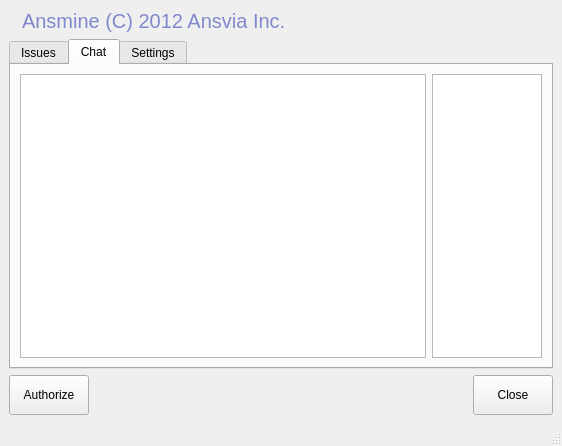
Qt form ui/main.ui (andriest/Ansmine) before a commit.
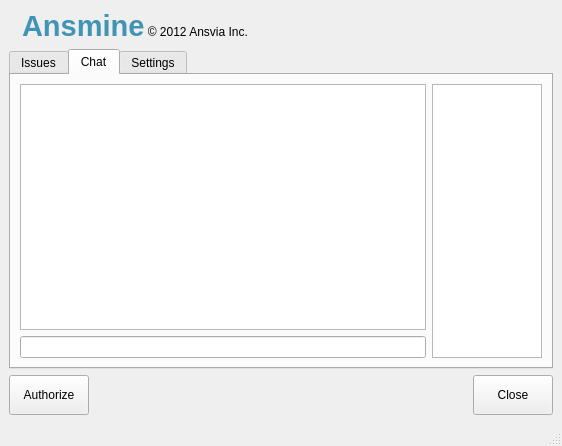
The same form after that commit. Icons and pictures are not drawn.

```diff
--- a/ui/main.ui
+++ b/ui/main.ui
@@ -34,11 +34,10 @@
           <item>
            <widget class="QLabel" name="label">
             <property name="styleSheet">
-             <string notr="true">font-size: 20px;
-color: rgb(127, 136, 204);</string>
+             <string notr="true"/>
             </property>
             <property name="text">
-             <string>Ansmine (C) 2012 Ansvia Inc.</string>
+             <string>&lt;html&gt;&lt;head/&gt;&lt;body&gt;&lt;p&gt;&lt;span style=&quot; font-size:22pt; font-weight:600; color:#4094b5;&quot;&gt;Ansmine&lt;/span&gt; &amp;copy; 2012 Ansvia Inc.&lt;/p&gt;&lt;/body&gt;&lt;/html&gt;</string>
             </property>
            </widget>
           </item>
@@ -85,9 +84,18 @@
            </attribute>
            <layout class="QHBoxLayout" name="horizontalLayout_2">
             <item>
+             <layout class="QHBoxLayout" name="horizontalLayout_5">
+              <item>
+               <layout class="QVBoxLayout" name="verticalLayout_6">
+                <item>
              <widget class="QTextEdit" name="txtChat"/>
             </item>
             <item>
+                 <widget class="QLineEdit" name="txtChatInput"/>
+                </item>
+               </layout>
+              </item>
+              <item>
              <widget class="QListView" name="lstOnlineUsers">
               <property name="minimumSize">
                <size>
@@ -102,6 +110,8 @@
                </size>
               </property>
              </widget>
+              </item>
+             </layout>
             </item>
            </layout>
           </widget>
```
Lines whose indentation alone changed are shown as unchanged.
